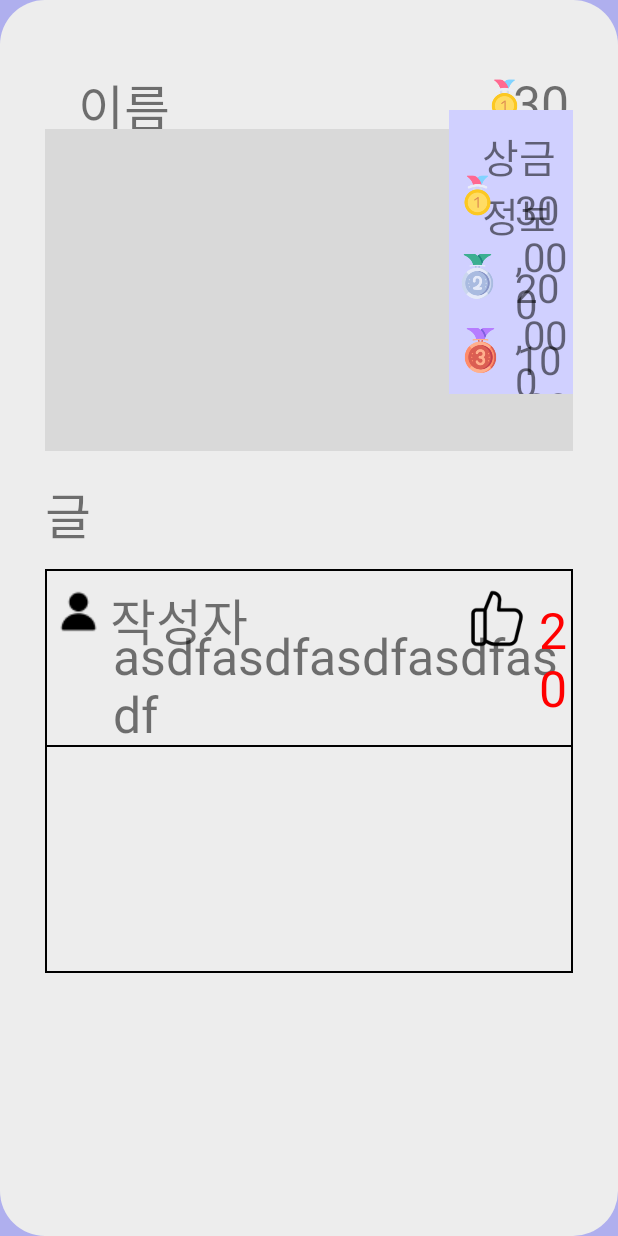
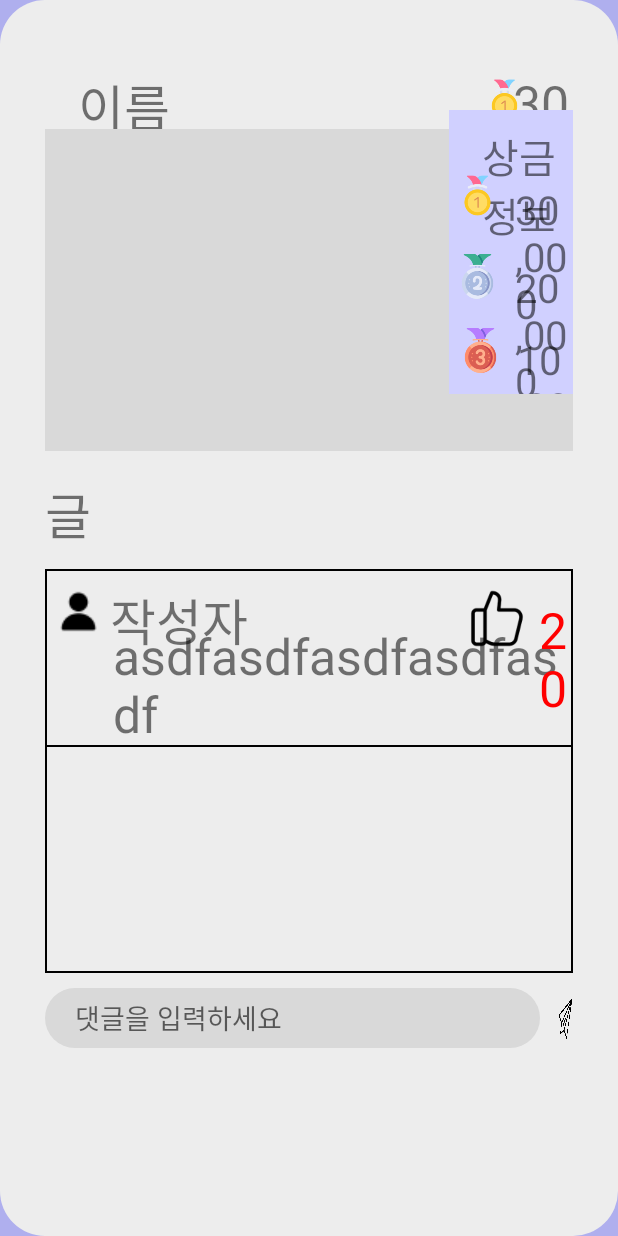
Before and after one commit to wootaegyeoung/android_team_git, an Android app: the clickbillboard screen opened directly, with no data from a screen before it, on a phone screen of 412 x 824 dp. Run offline under Robolectric (Android 15) with nearby library versions, the phone set to English and light mode, and no system bars.

Commit message:
activity_clickbillboard.xml에 댓글 작성 기능 추가

```diff
--- /dev/null
+++ b/app/src/main/res/drawable/roundmainui_comment.xml
@@ -0,0 +1,11 @@
+<?xml version="1.0" encoding="utf-8"?>
+<shape xmlns:android="http://schemas.android.com/apk/res/android"
+    android:padding="10dp"
+    android:shape="rectangle" >
+    <solid android:color="#D9D9D9" />
+    <corners
+        android:bottomLeftRadius="30dp"
+        android:bottomRightRadius="30dp"
+        android:topLeftRadius="30dp"
+        android:topRightRadius="30dp" />
+</shape>
--- a/app/src/main/res/layout/activity_clickbillboard.xml
+++ b/app/src/main/res/layout/activity_clickbillboard.xml
@@ -150,6 +150,7 @@
         </RelativeLayout>
 
         <ScrollView
+            android:id = "@+id/comment_scroll"
             android:layout_width="394dp"
             android:layout_height="269dp"
             android:layout_alignParentLeft="true"
@@ -220,6 +221,30 @@
 
             </RelativeLayout>
         </ScrollView>
+
+        <EditText
+            android:id = "@+id/comment_edittext"
+            android:layout_width="330dp"
+            android:layout_height="40dp"
+            android:layout_below = "@+id/comment_scroll"
+            android:layout_marginTop = "10dp"
+            android:background = "@drawable/roundmainui_comment"
+            android:hint = "댓글을 입력하세요"
+            android:paddingLeft = "20dp"
+            />
+
+        <ImageButton
+            android:id = "@+id/btn_send"
+            android:layout_width="30dp"
+            android:layout_height="30dp"
+            android:layout_marginTop = "15dp"
+            android:layout_marginLeft = "12dp"
+            android:background = "@drawable/send_comment"
+            android:layout_toRightOf = "@+id/comment_edittext"
+            android:layout_below = "@+id/comment_scroll" />
+
+
+
     </RelativeLayout>
 
 
```
Also changed, not shown: app/src/main/res/drawable/send_comment.png (added).
